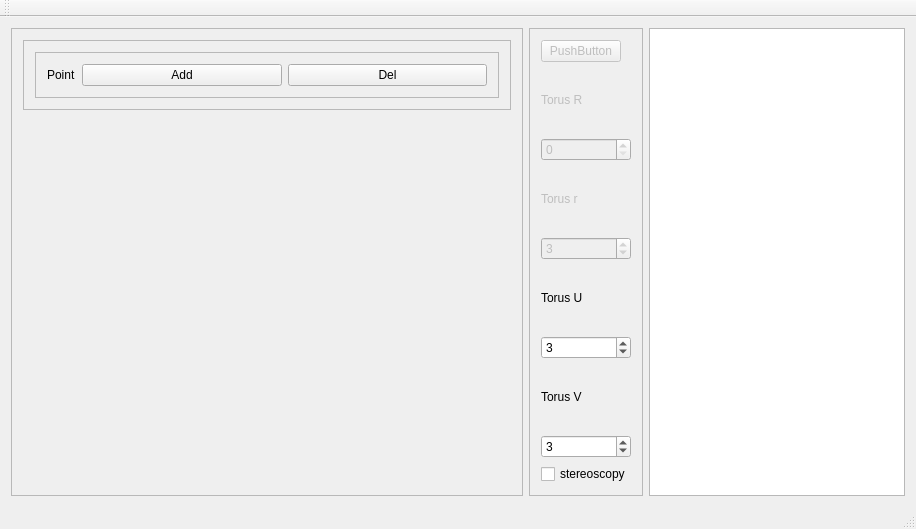
This is GraphicEngine/mainwindow.ui in awitwicka/3DGraphicEngine as Qt 5 draws it before an edit. The edited form follows.
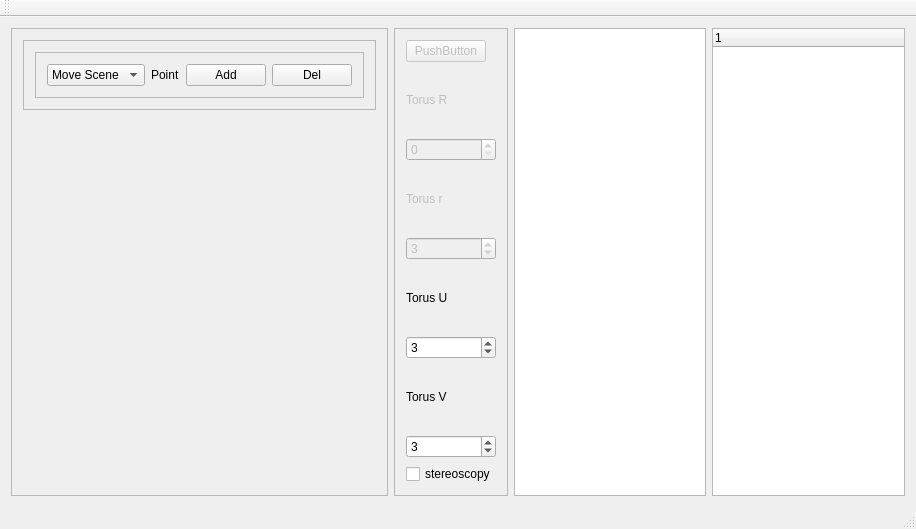
This is the edited form. Custom widgets are drawn as their Qt base class.

Commit message: Added TreeList that displays points on the scene, started working on Cursor

Diff of the .ui file:
```diff
--- a/GraphicEngine/mainwindow.ui
+++ b/GraphicEngine/mainwindow.ui
@@ -54,6 +54,20 @@
              <enum>QFrame::Raised</enum>
             </property>
             <layout class="QHBoxLayout" name="horizontalLayout_3">
+             <item>
+              <widget class="QComboBox" name="comboBox">
+               <item>
+                <property name="text">
+                 <string>Move Scene</string>
+                </property>
+               </item>
+               <item>
+                <property name="text">
+                 <string>Edit Points</string>
+                </property>
+               </item>
+              </widget>
+             </item>
              <item>
               <widget class="QLabel" name="label_Marker">
                <property name="sizePolicy">
@@ -225,6 +239,15 @@
       </property>
      </widget>
     </item>
+    <item>
+     <widget class="QTreeWidget" name="treeWidget">
+      <column>
+       <property name="text">
+        <string notr="true">1</string>
+       </property>
+      </column>
+     </widget>
+    </item>
    </layout>
   </widget>
   <widget class="QMenuBar" name="menuBar">
```
The commit also changes 9 other files.
